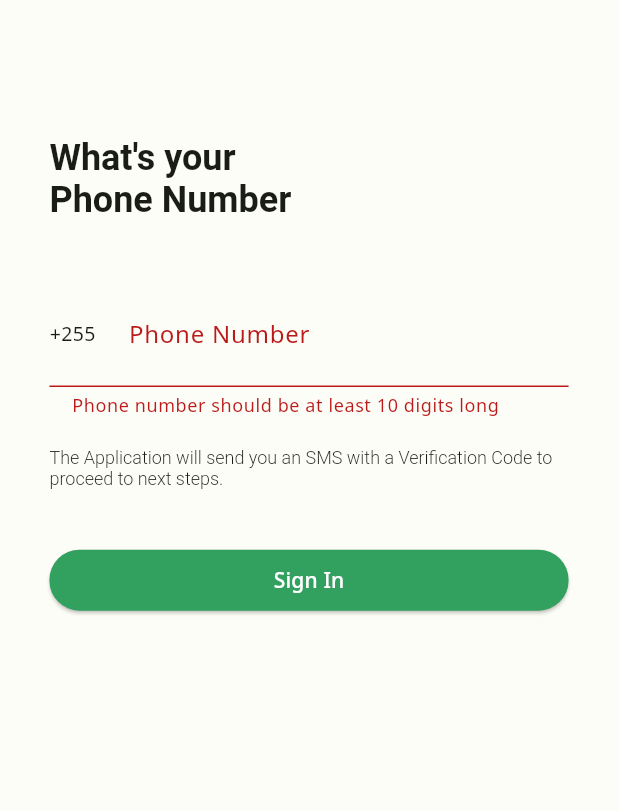
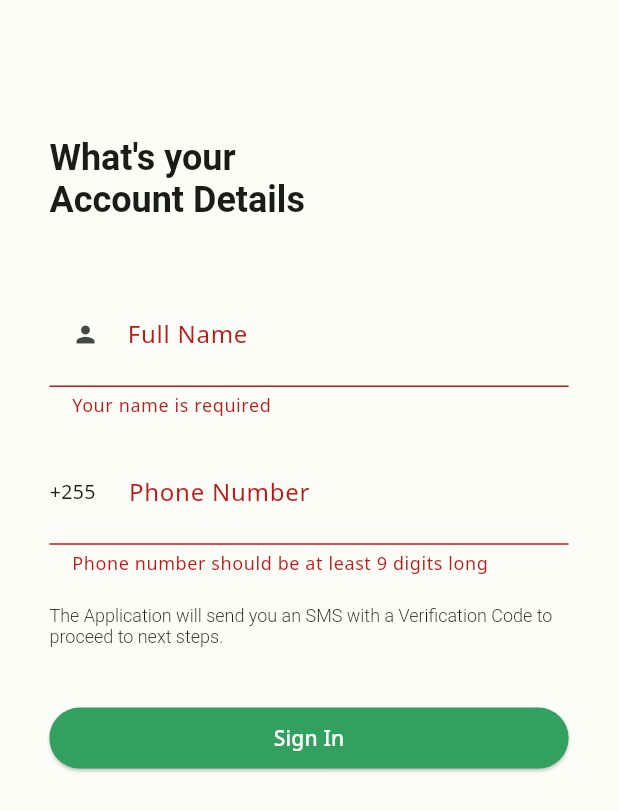
Before and after one commit to sharifu57/greenleaf_app, a Flutter app: the screen it shows after launch, after a tap on "Sign In", on a phone screen of 412 x 824 dp. Shown: the top 811 px of the screen. Run offline on Flutter 3.47's test engine with Material 3 defaults, Android fonts, the light colour scheme and no system bars; our stand-ins replace dio, flutter_screenutil, flutter_svg, shared_preferences, smooth_page_indicator; statements that could not run were skipped.

Commit message:
phone verification

```diff
--- a/lib/modules/authentication/screens/sign_up.dart
+++ b/lib/modules/authentication/screens/sign_up.dart
@@ -4,7 +4,6 @@ import 'package:greenleaf_app/modules/authentication/providers/auth_provider.dar
 import 'package:greenleaf_app/shared/components/buttons/base_button.dart';
 import 'package:greenleaf_app/shared/components/forms/input_form.dart';
 import 'package:greenleaf_app/shared/components/headers/header_text.dart';
-import 'package:greenleaf_app/shared/utils/colors.dart';
 import 'package:provider/provider.dart';
 
 class SignUp extends StatefulWidget {
@@ -16,6 +15,7 @@ class SignUp extends StatefulWidget {
 
 class _SignUpState extends State<SignUp> with TickerProviderStateMixin {
   final TextEditingController _phoneConteroller = TextEditingController();
+  final TextEditingController _fullNameController = TextEditingController();
   final _formKey = GlobalKey<FormState>();
   final FocusNode _phoneFocusNode = FocusNode();
 
@@ -46,7 +46,7 @@ class _SignUpState extends State<SignUp> with TickerProviderStateMixin {
                 crossAxisAlignment: CrossAxisAlignment.start,
                 children: [
                   HeaderText(title: "What's your"),
-                  HeaderText(title: "Phone Number"),
+                  HeaderText(title: "Account Details"),
                 ],
               ),
               SizedBox(height: 40.h),
@@ -55,18 +55,52 @@ class _SignUpState extends State<SignUp> with TickerProviderStateMixin {
                 child: Column(
                   children: [
                     InputForm(
+                      isPhoneInput: false,
+                      roundedBorder: false,
+                      labelText: "Full Name",
+                      labelStyle:
+                          TextStyle(fontSize: 12, fontWeight: FontWeight.bold),
+                      hintText: "John Smith",
+                      hintStyle:
+                          TextStyle(fontSize: 13, fontWeight: FontWeight.w400),
+                      controller: _fullNameController,
+                      validator: (value) {
+                        if (value!.isEmpty) {
+                          return "Your name is required";
+                        }
+                        return null;
+                      },
+                      onSaved: (value) {},
+                      keyBoardInputType: TextInputType.text,
+                      countryCode: "+255",
+                      focusNode: _phoneFocusNode,
+                      prefixIcon: Icons.person,
+                    ),
+                    SizedBox(
+                      height: 15.h,
+                    ),
+                    InputForm(
+                      isPhoneInput: true,
                       roundedBorder: false,
                       labelText: "Phone Number",
                       labelStyle:
                           TextStyle(fontSize: 12, fontWeight: FontWeight.bold),
-                      hintText: "Enter Phone Number",
+                      hintText: "657******",
                       hintStyle:
                           TextStyle(fontSize: 13, fontWeight: FontWeight.w400),
                       controller: _phoneConteroller,
                       validator: (value) {
-                        if (value!.length < 10) {
-                          return "Phone number should be at least 10 digits long";
+                        if (value!.length < 9) {
+                          return "Phone number should be at least 9 digits long";
                         }
+                        if (value.isEmpty) {
+                          return "Phone number is required";
+                        }
+
+                        if (value.startsWith("0")) {
+                          return "Phone number should not start with 0";
+                        }
+
                         return null;
                       },
                       onSaved: (value) {},
@@ -96,11 +130,15 @@ class _SignUpState extends State<SignUp> with TickerProviderStateMixin {
                       height: 40.h,
                       child: BaseButton(
                         isFullwidth: true,
+                        isDisabled: authProvider.isLoading,
                         name: "Sign In",
                         onPressed: () {
                           _formKey.currentState?.validate() ?? false
                               ? _handleFormSubmit(
-                                  authProvider, _phoneConteroller.text)
+                                  context,
+                                  authProvider,
+                                  _phoneConteroller.text,
+                                  _fullNameController.text)
                               : null;
                         },
                       ),
@@ -115,15 +153,25 @@ class _SignUpState extends State<SignUp> with TickerProviderStateMixin {
     );
   }
 
-  void _handleFormSubmit(AuthProvider authProvider, phoneNumber) {
-    print("Form submitted successfully! $phoneNumber");
-    authProvider.signUp(phoneNumber).then((success) => {
+  void _handleFormSubmit(
+      BuildContext context, AuthProvider authProvider, phoneNumber, fullName) {
+    authProvider.signUp(context, phoneNumber, fullName).then((success) => {
           if (!success)
             {
               ScaffoldMessenger.of(context).showSnackBar(
                 SnackBar(
-                    content: Text("Failed to sign up"),
+                    content: Text(authProvider.errorMessage),
                     backgroundColor: colorScheme(context).error),
+              )
+            }
+          else
+            {
+              // Handle successful sign up, maybe navigate or show success message
+              ScaffoldMessenger.of(context).showSnackBar(
+                SnackBar(
+                  content: Text(authProvider.successMessage),
+                  backgroundColor: colorScheme(context).primary,
+                ),
               )
             }
         });
--- a/lib/shared/components/buttons/base_button.dart
+++ b/lib/shared/components/buttons/base_button.dart
@@ -1,39 +1,57 @@
 import 'package:flutter/material.dart';
 import 'package:greenleaf_app/shared/utils/colors.dart';
+import 'package:greenleaf_app/shared/utils/loader.dart';
 
 class BaseButton extends StatefulWidget {
   final String name;
   final bool isFullwidth;
+  final bool? isDisabled;
   final VoidCallback onPressed;
 
-  const BaseButton(
-      {super.key,
+  const BaseButton({
+    super.key,
     required this.name,
     required this.isFullwidth,
-      required this.onPressed});
+    required this.onPressed,
+    this.isDisabled = false,
+  });
 
   @override
   State<BaseButton> createState() => _BaseButtonState();
 }
 
 class _BaseButtonState extends State<BaseButton> {
+  @override
+  Widget build(BuildContext context) {
     final ButtonStyle raisedButtonStyle = ElevatedButton.styleFrom(
       foregroundColor: Colors.black87,
-    backgroundColor: AppColors.primaryColor,
+      backgroundColor:
+          widget.isDisabled! ? AppColors.disabledColor : AppColors.primaryColor,
       minimumSize: Size(88, 36),
       padding: EdgeInsets.symmetric(horizontal: 16),
       shape: const RoundedRectangleBorder(
         borderRadius: BorderRadius.all(Radius.circular(20)),
       ),
     );
-  @override
-  Widget build(BuildContext context) {
+
     return SizedBox(
       width: widget.isFullwidth ? double.infinity : 12.2,
       child: ElevatedButton(
         style: raisedButtonStyle,
-        onPressed: widget.onPressed,
-        child: Text(
+        onPressed: widget.isDisabled! ? null : widget.onPressed,
+        child: widget.isDisabled!
+            ? Row(
+                mainAxisAlignment: MainAxisAlignment.center,
+                children: [
+                  Loader(),
+                  SizedBox(width: 8), // Space between the loader and text
+                  Text(
+                    widget.name,
+                    style: TextStyle(color: Colors.white),
+                  ),
+                ],
+              )
+            : Text(
                 widget.name,
                 style: TextStyle(color: Colors.white),
               ),
--- a/lib/shared/components/forms/input_form.dart
+++ b/lib/shared/components/forms/input_form.dart
@@ -1,4 +1,5 @@
 import 'package:flutter/material.dart';
+import 'package:flutter/services.dart';
 
 class InputForm extends StatefulWidget {
   final String labelText;
@@ -12,10 +13,13 @@ class InputForm extends StatefulWidget {
   final bool obscureText;
   final String countryCode;
   final bool roundedBorder;
-  final FocusNode focusNode;
+  final bool isFocusNode;
+  final FocusNode? focusNode;
+  final bool isPhoneInput;
+  final IconData? prefixIcon;
 
-  const InputForm({
-    super.key,
+  const InputForm(
+      {super.key,
       required this.labelText,
       required this.labelStyle,
       required this.hintText,
@@ -27,8 +31,10 @@ class InputForm extends StatefulWidget {
       this.obscureText = false,
       required this.countryCode,
       required this.roundedBorder,
-    required this.focusNode,
-  });
+      this.focusNode,
+      this.isFocusNode = false,
+      required this.isPhoneInput,
+      this.prefixIcon});
 
   @override
   State<InputForm> createState() => _InputFormState();
@@ -52,18 +58,25 @@ class _InputFormState extends State<InputForm> {
   @override
   Widget build(BuildContext context) {
     return TextFormField(
+      inputFormatters: widget.isPhoneInput
+          ? [
+              LengthLimitingTextInputFormatter(9),
+              FilteringTextInputFormatter.digitsOnly,
+            ]
+          : null,
       controller: widget.controller,
       validator: widget.validator,
       keyboardType: widget.keyBoardInputType,
       obscureText: obscureText,
-      focusNode: widget.focusNode,
+      focusNode: widget.isFocusNode ? widget.focusNode : null,
       decoration: InputDecoration(
         contentPadding:
             const EdgeInsets.symmetric(vertical: 15, horizontal: 15),
         labelText: widget.labelText,
         hintText: widget.hintText,
         hintStyle: widget.hintStyle,
-        prefixIcon: Padding(
+        prefixIcon: widget.isPhoneInput
+            ? Padding(
                 padding: const EdgeInsets.only(right: 8.0),
                 child: Row(
                   mainAxisSize: MainAxisSize.min,
@@ -75,7 +88,13 @@ class _InputFormState extends State<InputForm> {
                     const SizedBox(width: 10),
                   ],
                 ),
-        ),
+              )
+            : (widget.prefixIcon != null
+                ? Icon(
+                    widget.prefixIcon,
+                    size: 18,
+                  )
+                : null),
         suffixIcon: widget.obscureText
             ? IconButton(
                 icon:
--- a/lib/shared/utils/colors.dart
+++ b/lib/shared/utils/colors.dart
@@ -3,4 +3,5 @@ import 'package:flutter/material.dart';
 class AppColors {
   static const primaryColor = Color(0xff32A05F);
   static const secondaryColor = Color(0xffF09920);
+  static const disabledColor = Colors.grey;
 }
--- a/lib/shared/utils/data_connection.dart
+++ b/lib/shared/utils/data_connection.dart
@@ -4,7 +4,7 @@ import 'package:flutter/material.dart';
 class DataConnection extends ChangeNotifier {
   late Dio dio;
 
-  static const String serverUrl = "http://localhost:8008";
+  static const String serverUrl = "http://192.168.1.252:8085";
 
   static const String baseUrl = '$serverUrl/api/v1/';
 }
```
Also changed, not shown: lib/modules/authentication/providers/auth_provider.dart (+38 -8 lines), lib/modules/authentication/screens/verification.dart (added, +68 -0 lines), lib/shared/utils/loader.dart (added, +18 -0 lines), lib/shared/utils/preference.dart (+46 -0 lines), 2 other files. Lines whose indentation alone changed are shown as unchanged.
